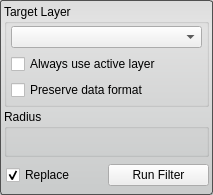
jessdtate/Seg3D, file Interface/ToolInterface/MedianFilterInterface.ui: the form before one commit.
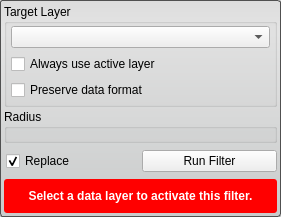
The form after the commit. Custom widgets are drawn as their Qt base class.

Commit message: added a warning to the all the tools and filters for when the proper layer isnt selected.

Diff of the .ui file:
```diff
--- a/Interface/ToolInterface/MedianFilterInterface.ui
+++ b/Interface/ToolInterface/MedianFilterInterface.ui
@@ -6,8 +6,8 @@
    <rect>
     <x>0</x>
     <y>0</y>
-    <width>213</width>
-    <height>195</height>
+    <width>281</width>
+    <height>217</height>
    </rect>
   </property>
   <property name="sizePolicy">
@@ -203,6 +203,48 @@
      </layout>
     </widget>
    </item>
+   <item>
+    <widget class="QWidget" name="message_alert_" native="true">
+     <property name="minimumSize">
+      <size>
+       <width>0</width>
+       <height>32</height>
+      </size>
+     </property>
+     <property name="styleSheet">
+      <string notr="true">QLabel#message_{
+	color: white;
+	font: bold;
+}
+
+QWidget#message_alert_{
+	border-radius: 3px;
+	background-color: red;
+}</string>
+     </property>
+     <layout class="QHBoxLayout" name="horizontalLayout_5">
+      <property name="spacing">
+       <number>0</number>
+      </property>
+      <property name="margin">
+       <number>4</number>
+      </property>
+      <item>
+       <widget class="QLabel" name="message_">
+        <property name="text">
+         <string>Select a data layer to activate this filter.</string>
+        </property>
+        <property name="alignment">
+         <set>Qt::AlignCenter</set>
+        </property>
+        <property name="wordWrap">
+         <bool>true</bool>
+        </property>
+       </widget>
+      </item>
+     </layout>
+    </widget>
+   </item>
   </layout>
  </widget>
  <customwidgets>
```
The commit also changes 67 other files.
